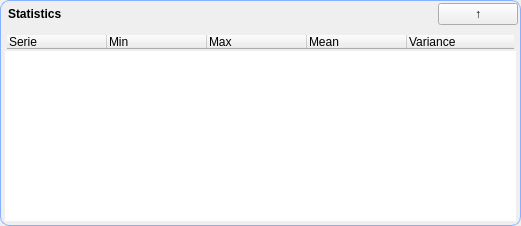
mk4me/hm-mde-one, file trunk/src/edr/src/plugins/newChart/ui/statsTable.ui: the form before one commit.
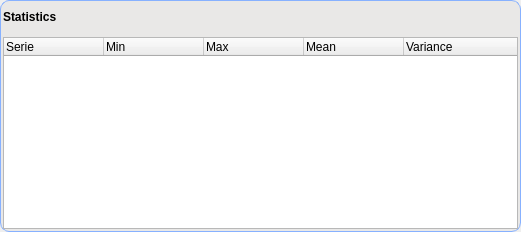
The form after the commit. Icons and pictures are not drawn.

Patch:
```diff
--- a/trunk/src/edr/src/plugins/newChart/ui/statsTable.ui
+++ b/trunk/src/edr/src/plugins/newChart/ui/statsTable.ui
@@ -7,12 +7,21 @@
     <x>0</x>
     <y>0</y>
     <width>521</width>
-    <height>165</height>
+    <height>232</height>
    </rect>
   </property>
   <property name="windowTitle">
    <string>Form</string>
   </property>
+  <property name="styleSheet">
+   <string notr="true">QFrame#frame { 
+     border: 1px solid; 
+     border-color: rgb(135, 177, 255);
+     border-radius: 9px; 
+	 padding: 2px;
+	background-color: rgb(233, 232, 231);
+ } </string>
+  </property>
   <layout class="QVBoxLayout" name="verticalLayout_2">
    <property name="margin">
     <number>0</number>
@@ -20,13 +29,7 @@
    <item>
     <widget class="QFrame" name="frame">
      <property name="styleSheet">
-      <string notr="true">QFrame { 
-     border: 1px solid; 
-     border-color: rgb(135, 177, 255);
-     border-radius: 9px; 
-	padding: 2px;
- } 
-</string>
+      <string notr="true"/>
      </property>
      <property name="frameShape">
       <enum>QFrame::StyledPanel</enum>
@@ -49,12 +52,10 @@
            </sizepolicy>
           </property>
           <property name="styleSheet">
-           <string notr="true">QFrame { 
-     border: 0px solid; 
-     border-color: rgb(135, 177, 255);
-     border-radius: 9px; 
-	padding: 2px;
- } 
+           <string notr="true">QWidget#label
+{
+	background-color: rgb(233, 232, 231);
+};
 </string>
           </property>
           <property name="text">
@@ -63,9 +64,45 @@
          </widget>
         </item>
         <item>
-         <widget class="QPushButton" name="hideButton">
+         <widget class="QToolButton" name="hideButton">
+          <property name="enabled">
+           <bool>true</bool>
+          </property>
+          <property name="sizePolicy">
+           <sizepolicy hsizetype="Minimum" vsizetype="Minimum">
+            <horstretch>0</horstretch>
+            <verstretch>0</verstretch>
+           </sizepolicy>
+          </property>
+          <property name="styleSheet">
+           <string notr="true">QToolButton[enabled=true]  {
+   color: white; 
+ border-width: 0px;
+background-color: rgb(233, 232, 231);
+}
+QToolButton[enabled=false] {
+ border-width: 0px;
+	 color: black;
+background-color: rgb(233, 232, 231);
+}
+</string>
+          </property>
           <property name="text">
-           <string>↑</string>
+           <string/>
+          </property>
+          <property name="icon">
+           <iconset resource="newChartIcons.qrc">
+            <normaloff>:/icons/resources/icons/upArrows.png</normaloff>
+            <normalon>:/icons/resources/icons/downArrows.png</normalon>:/icons/resources/icons/upArrows.png</iconset>
+          </property>
+          <property name="checkable">
+           <bool>true</bool>
+          </property>
+          <property name="checked">
+           <bool>false</bool>
+          </property>
+          <property name="autoRaise">
+           <bool>true</bool>
           </property>
          </widget>
         </item>
@@ -80,13 +117,7 @@
          </sizepolicy>
         </property>
         <property name="styleSheet">
-         <string notr="true">QFrame { 
-     border: 0px solid; 
-     border-color: rgb(135, 177, 255);
-     border-radius: 9px; 
-	padding: 2px;
- } 
-</string>
+         <string notr="true"/>
         </property>
         <column>
          <property name="text">
```
Left out of the diff: 4 changed lines with no effect on the pictures.
